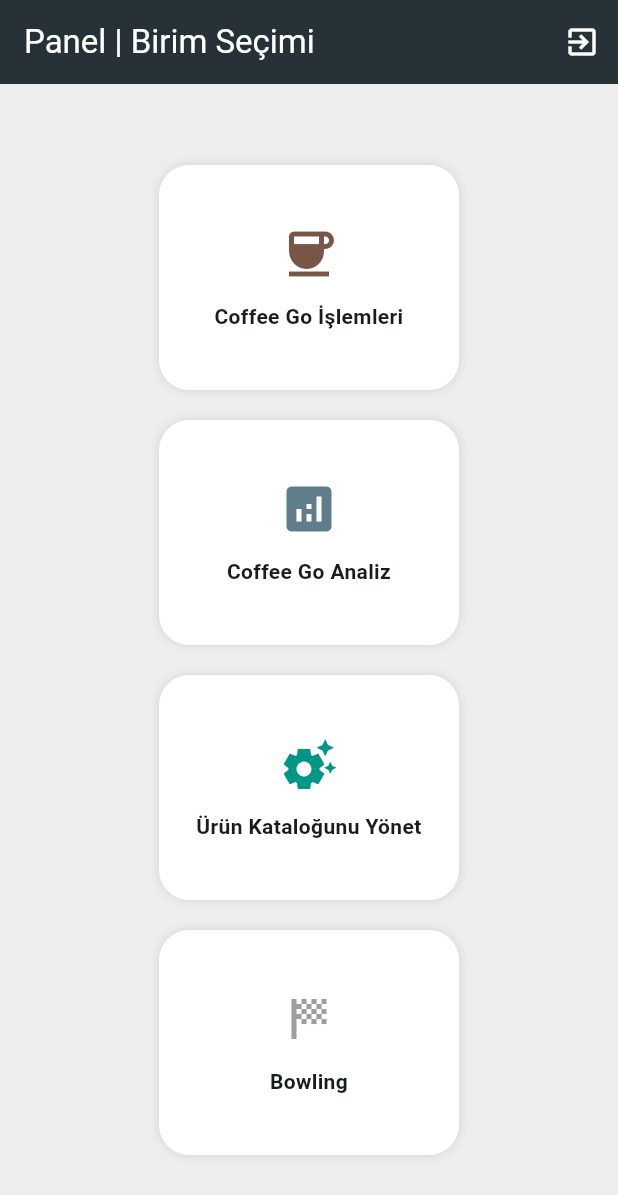
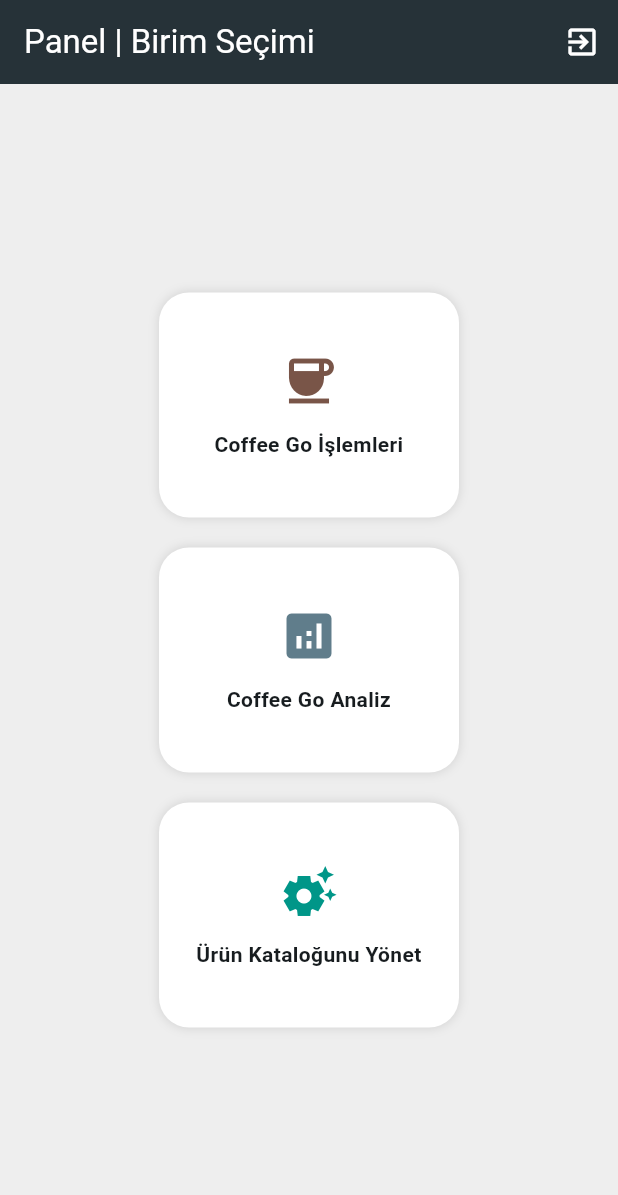
Before and after one commit to giteXceps/OlleysAPP, a Flutter app: the BirimSecimEkrani screen opened directly, on a phone screen of 412 x 824 dp. Shown: the top 1195 px of the screen. Run offline on Flutter 3.47's test engine with Material 3 defaults, Android fonts, the phone set to English and light mode, and no system bars; our stand-ins replace cloud_firestore, firebase_core, fl_chart; accounts and stored records are empty.

Commit message:
modified:   lib/ekranlar/birim_secim_ekrani.dart

```diff
--- a/lib/ekranlar/birim_secim_ekrani.dart
+++ b/lib/ekranlar/birim_secim_ekrani.dart
@@ -2,7 +2,7 @@ import 'package:flutter/material.dart';
 import 'coffee_go_ana_ekrani.dart';
 import 'coffee_go_analiz_ekrani.dart';
 import 'giris_ekrani.dart';
-import 'urun_yonetim_ekrani.dart'; // Yeni oluşturduğumuz ekranı içe aktarıyoruz
+import 'urun_yonetim_ekrani.dart';
 
 class BirimSecimEkrani extends StatelessWidget {
   final String yetki;
@@ -22,7 +22,6 @@ class BirimSecimEkrani extends StatelessWidget {
         yetki == 'genel' || (yetki == 'birim' && hedefBirim == 'Coffee Go');
 
     // Ürün Kataloğu Yönetimi (Yöneticiler için: Genel veya Birim Yöneticisi)
-    // Bar müdürü 'birim' yetkisiyle geldiği için bu şartı sağladık.
     bool katalogGorsun = yetki == 'genel' || yetki == 'birim';
 
     return Scaffold(
@@ -74,7 +73,6 @@ class BirimSecimEkrani extends StatelessWidget {
                 ),
 
               // 3. ÜRÜN KATALOG YÖNETİMİ (Bar Müdürü / Yöneticiler)
-              // Burası yeni eklediğimiz kısım!
               if (katalogGorsun)
                 _birimKarti(
                   context,
@@ -84,15 +82,7 @@ class BirimSecimEkrani extends StatelessWidget {
                   sayfa: const UrunYonetimEkrani(),
                 ),
 
-              // 4. BOWLING (Sadece Genel Yönetici)
-              if (yetki == 'genel')
-                _birimKarti(
-                  context,
-                  baslik: 'Bowling',
-                  ikon: Icons.sports_score,
-                  renk: Colors.grey,
-                  sayfa: null,
-                ),
+              // BOWLING KISMI BURADAN TAMAMEN KALDIRILDI
             ],
           ),
         ),
```
